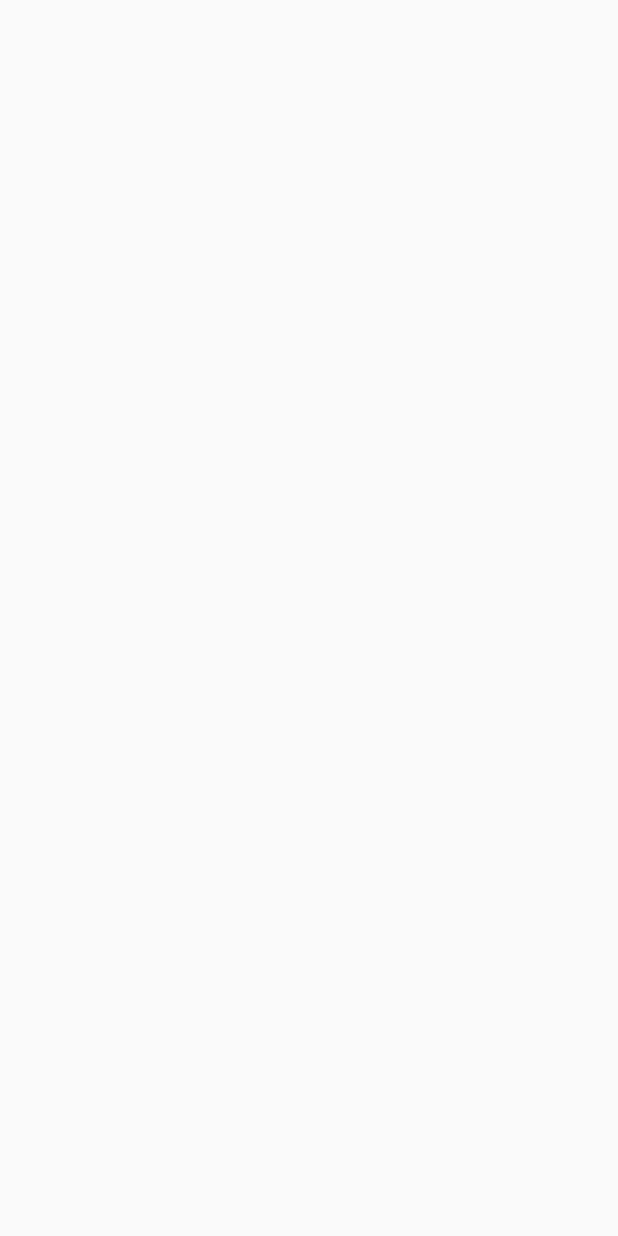
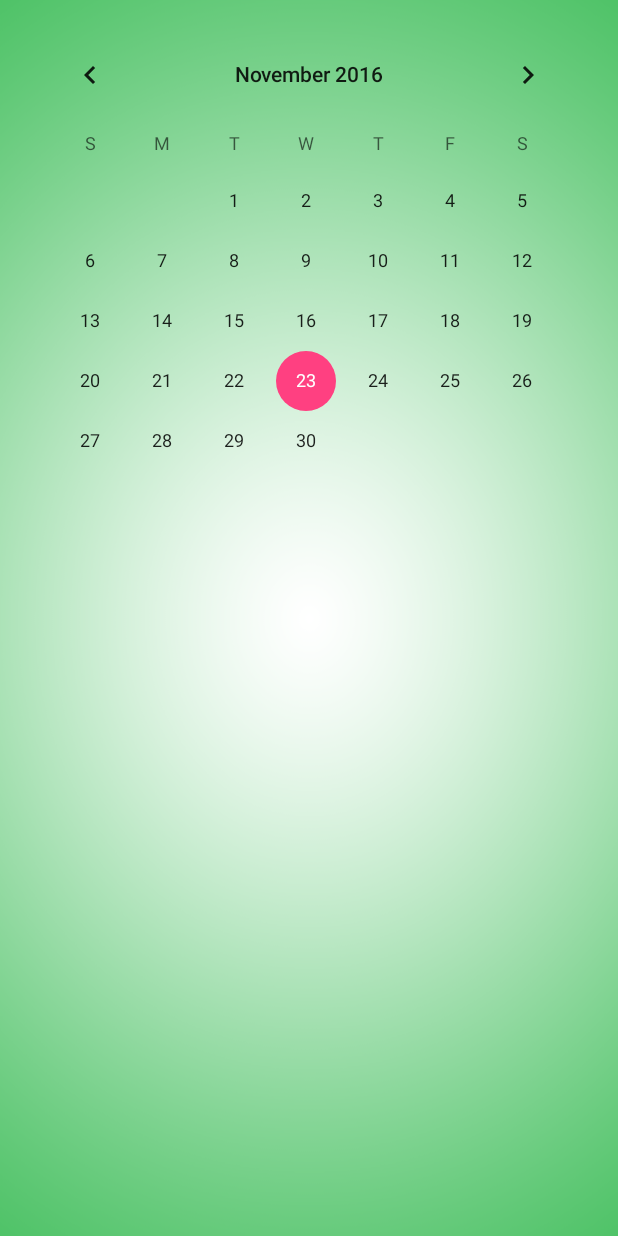
Before and after one commit to masterUNG/Pook-Alert, an Android app: the SetupTime screen opened directly, with no data from a screen before it, on a phone screen of 412 x 824 dp. Before the commit the screen is empty. Run offline under Robolectric (Android 15) with nearby library versions, the phone set to English and light mode, and no system bars.

Commit message:
Create Calendar Finish

```diff
--- a/app/src/main/res/layout/activity_setup_time.xml
+++ b/app/src/main/res/layout/activity_setup_time.xml
@@ -8,6 +8,11 @@
     android:paddingLeft="@dimen/activity_horizontal_margin"
     android:paddingRight="@dimen/activity_horizontal_margin"
     android:paddingTop="@dimen/activity_vertical_margin"
-    tools:context="rtc.kanchana.sirirat.pookalert.SetupTime">
+    tools:context="rtc.kanchana.sirirat.pookalert.SetupTime"
+    android:background="@drawable/bg6">
 
+    <CalendarView
+        android:layout_width="match_parent"
+        android:layout_height="match_parent"
+        android:id="@+id/calendarView" />
 </RelativeLayout>
```
